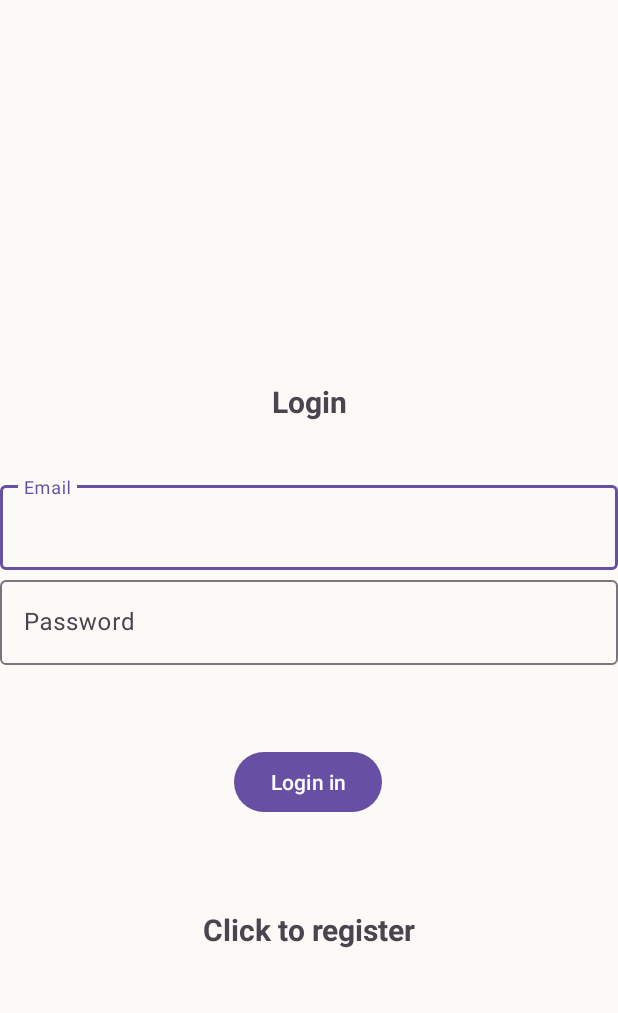
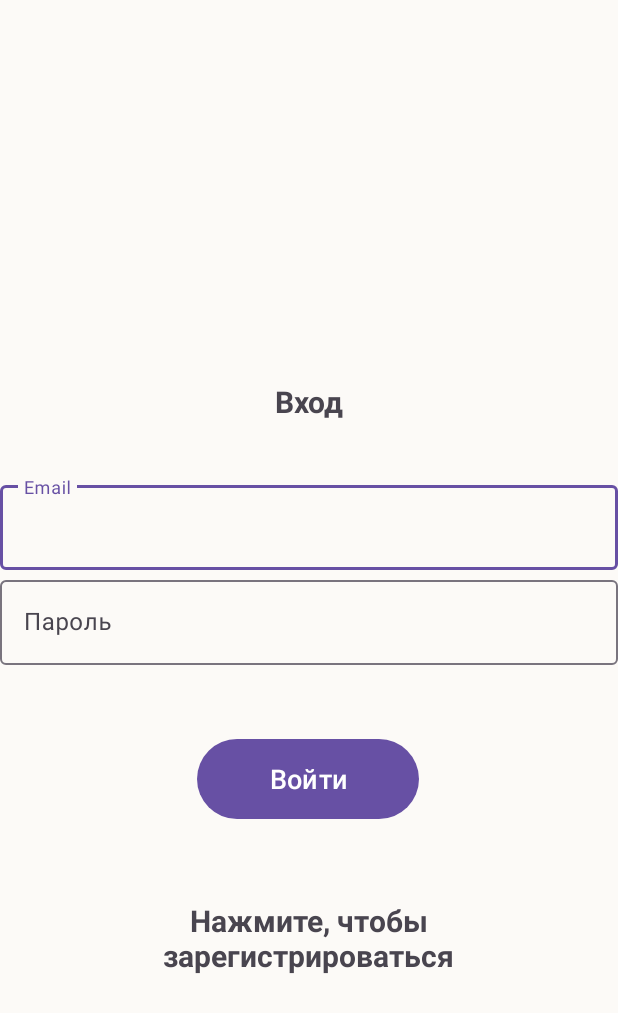
Before and after one commit to ITSDENISSKA/HeaL, an Android app: the screen it shows after launch (LoginActivity), on a phone screen of 412 x 824 dp. Shown: the top 1013 px of the screen. Run offline under Robolectric (Android 15) with nearby library versions, the phone set to English and light mode, and no system bars; our stand-ins replace Firebase (no records; nobody signed in at launch, a user with empty details on screens opened directly).

Commit message:
translated and a little bit designed registration and login

```diff
--- a/app/src/main/res/layout/activity_login.xml
+++ b/app/src/main/res/layout/activity_login.xml
@@ -11,7 +11,7 @@
         android:layout_width="match_parent"
         android:layout_height="wrap_content"
         android:gravity="center"
-        android:text="@string/login"
+        android:text="Вход"
         android:textSize="20sp"
         android:textStyle="bold"
         app:layout_constraintBottom_toBottomOf="parent"
@@ -27,9 +27,10 @@
         android:layout_width="match_parent"
         android:layout_height="wrap_content"
         app:layout_constraintBottom_toBottomOf="parent"
+        app:layout_constraintEnd_toEndOf="parent"
+        app:layout_constraintStart_toStartOf="parent"
         app:layout_constraintTop_toTopOf="parent"
-        app:layout_constraintVertical_bias="0.417"
-        tools:layout_editor_absoluteX="0dp">
+        app:layout_constraintVertical_bias="0.417">
 
         <com.google.android.material.textfield.TextInputEditText
             android:id="@+id/email"
@@ -47,13 +48,15 @@
         android:layout_width="match_parent"
         android:layout_height="wrap_content"
         app:layout_constraintBottom_toBottomOf="parent"
+        app:layout_constraintEnd_toEndOf="parent"
+        app:layout_constraintStart_toStartOf="parent"
         app:layout_constraintTop_toTopOf="parent">
 
         <com.google.android.material.textfield.TextInputEditText
             android:id="@+id/password"
             android:layout_width="match_parent"
             android:layout_height="wrap_content"
-            android:hint="@string/password"
+            android:hint="Пароль"
             app:layout_constraintBottom_toBottomOf="parent"
             app:layout_constraintTop_toBottomOf="@+id/email"
             app:layout_constraintVertical_bias="0.056"
@@ -71,10 +74,11 @@
         app:layout_constraintEnd_toEndOf="parent" />
 
     <Button
-        android:text="@string/login_in"
         android:id="@+id/btn_login"
-        android:layout_width="wrap_content"
-        android:layout_height="wrap_content"
+        android:layout_width="148dp"
+        android:layout_height="61dp"
+        android:text="Войти"
+        android:textSize="18sp"
         app:layout_constraintBottom_toBottomOf="parent"
         app:layout_constraintEnd_toEndOf="parent"
         app:layout_constraintHorizontal_bias="0.498"
@@ -84,15 +88,17 @@
 
     <TextView
         android:id="@+id/register_now"
-        android:layout_width="match_parent"
-        android:layout_height="wrap_content"
+        android:layout_width="214dp"
+        android:layout_height="70dp"
         android:gravity="center"
-        android:text="@string/click_to_register"
+        android:text="Нажмите, чтобы зарегистрироваться"
         android:textSize="20sp"
         android:textStyle="bold"
         app:layout_constraintBottom_toBottomOf="parent"
         app:layout_constraintEnd_toEndOf="parent"
+        app:layout_constraintHorizontal_bias="0.497"
+        app:layout_constraintStart_toStartOf="parent"
         app:layout_constraintTop_toTopOf="parent"
-        app:layout_constraintVertical_bias="0.761" />
+        app:layout_constraintVertical_bias="0.783" />
 
 </androidx.constraintlayout.widget.ConstraintLayout>
```
Also changed, not shown: app/src/main/res/layout/activity_register.xml (+8 -6 lines).
